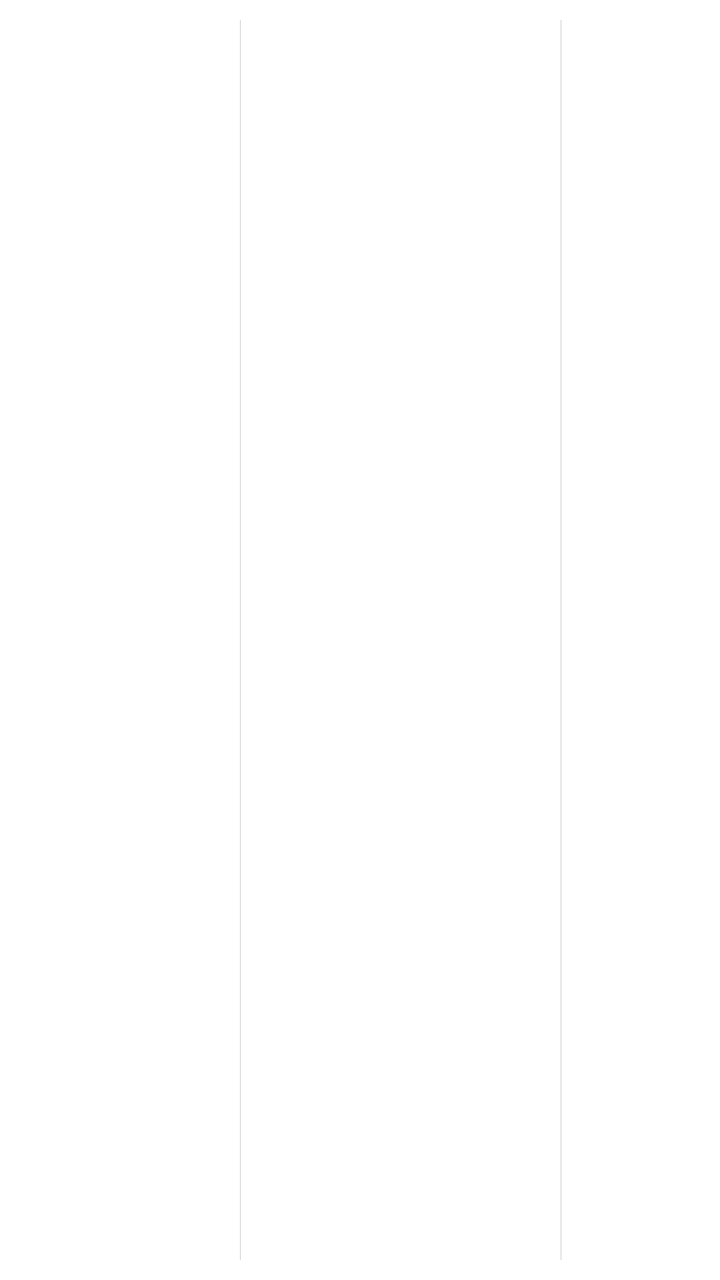
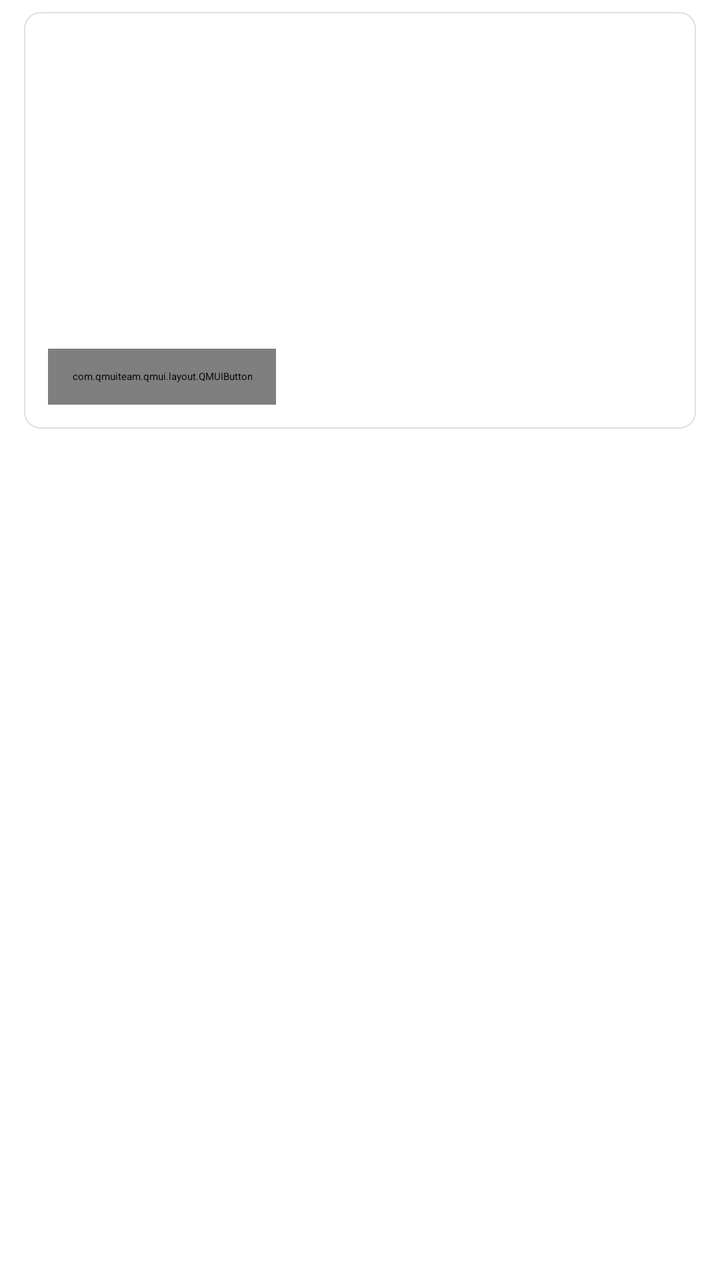

The first picture is an Android layout as it rendered before a commit; the second is the same layout after the commit. The layout source and the unified diff follow.
<!-- AndroidManifest.xml: application theme AppTheme -->
<!-- res/layout/inventory_stats_item.xml -->
<?xml version="1.0" encoding="utf-8"?>
<LinearLayout xmlns:android="http://schemas.android.com/apk/res/android"
    android:layout_width="490dp"
    android:layout_height="wrap_content"
    android:orientation="horizontal"
    android:padding="10dp">

    <TextView
        android:id="@+id/tvASSETSNAME"
        android:layout_width="110dp"
        android:layout_height="wrap_content"
        android:layout_gravity="center_vertical"
        android:ellipsize="end"
        android:singleLine="true"
        android:textColor="@color/colorText"
        android:textSize="15sp" />

    <View
        android:layout_width="1px"
        android:layout_height="match_parent"
        android:layout_gravity="center_vertical"
        android:background="@color/colorDark" />

    <TextView
        android:id="@+id/tvBARCODEID"
        android:layout_width="160dp"
        android:layout_height="wrap_content"
        android:layout_gravity="center_vertical"
        android:ellipsize="middle"
        android:gravity="center"
        android:singleLine="true"
        android:textColor="@color/colorText"
        android:textSize="15sp" />

    <View
        android:layout_width="1px"
        android:layout_height="match_parent"
        android:layout_gravity="center_vertical"
        android:background="@color/colorDark" />

    <TextView
        android:id="@+id/tvPDZT"
        android:layout_width="100dp"
        android:layout_height="wrap_content"
        android:layout_gravity="center_vertical"
        android:gravity="center"
        android:textColor="@color/colorText"
        android:textSize="15sp" />

    <View
        android:layout_width="1px"
        android:layout_height="match_parent"
        android:layout_gravity="center_vertical"
        android:background="@color/colorDark" />

    <TextView
        android:id="@+id/tvZT"
        android:layout_width="100dp"
        android:layout_height="wrap_content"
        android:layout_gravity="center_vertical"
        android:gravity="center"
        android:textColor="@color/colorText"
        android:textSize="15sp" />
</LinearLayout>
<!-- resources referenced by this layout -->
<resources>
  <color name="colorDark">#CCCCCC</color>
  <color name="colorText">#142635</color>
  <style name="AppTheme" parent="QMUI.Compat.NoActionBar">
          <item name="android:windowNoTitle">true</item>
          <item name="android:windowFullscreen">true</item>
          
          
          
          
          
          <item name="android:textAppearanceListItemSmall">@style/QDTextAppearanceListItemSmall</item>
          <item name="android:textAppearanceListItem">@style/QDtextAppearanceListItem</item>
          <item name="android:listPreferredItemHeight">?attr/qmui_list_item_height_higher</item>
          <item name="android:listPreferredItemHeightSmall">?attr/qmui_list_item_height</item>
  
          
          <item name="qmui_config_color_blue">@color/app_color_blue</item>
          <item name="qmui_round_btn_bg_color">@color/s_btn_blue_bg</item>
          <item name="qmui_round_btn_border_color">@color/s_btn_blue_border</item>
          <item name="qmui_round_btn_text_color">@color/s_btn_blue_text</item>
          <item name="qmui_content_spacing_horizontal">20dp</item>
          <item name="qmui_content_padding_horizontal">@dimen/qmui_content_spacing_horizontal</item>
  
          <item name="QMUITopBarStyle">@style/QDTopBar</item>
  
          
          <item name="app_primary_color">?attr/qmui_config_color_blue</item>
          <item name="app_content_bg_color">@color/qmui_config_color_white</item>
  
      </style>
  <style name="QDTextAppearanceListItemSmall">
          <item name="android:textColor">?attr/qmui_config_color_gray_4</item>
          <item name="android:textSize">16sp</item>
          <item name="android:background">?attr/qmui_s_list_item_bg_with_border_bottom_inset_left
          </item>
      </style>
  <style name="QDtextAppearanceListItem">
          <item name="android:textColor">?attr/qmui_config_color_black</item>
          <item name="android:textSize">18sp</item>
          <item name="android:background">?attr/qmui_s_list_item_bg_with_border_bottom_inset_left
          </item>
      </style>
  <color name="app_color_blue">#2196F3</color>
  <style name="QDTopBar" parent="QMUI.TopBar">
          <item name="qmui_topbar_bg_color">?attr/app_primary_color</item>
          <item name="qmui_topbar_title_color">@color/qmui_config_color_white</item>
          <item name="qmui_topbar_subtitle_color">@color/qmui_config_color_white</item>
          <item name="qmui_topbar_text_btn_color_state_list">@color/s_topbar_btn_color</item>
          <item name="qmui_topbar_height">48dp</item>
          <item name="qmui_topbar_image_btn_height">48dp</item>
      </style>
</resources>

<!-- the commit's change to res/layout/inventory_stats_item.xml (unified diff, before → after) -->
@@ -1,64 +1,124 @@
 <?xml version="1.0" encoding="utf-8"?>
-<LinearLayout xmlns:android="http://schemas.android.com/apk/res/android"
-    android:layout_width="490dp"
+<FrameLayout xmlns:android="http://schemas.android.com/apk/res/android"
+    android:layout_width="match_parent"
     android:layout_height="wrap_content"
-    android:orientation="horizontal"
-    android:padding="10dp">
+    android:descendantFocusability="blocksDescendants"
+    android:paddingStart="12dp"
+    android:paddingTop="6dp"
+    android:paddingEnd="12dp"
+    android:paddingBottom="6dp">
 
-    <TextView
-        android:id="@+id/tvASSETSNAME"
-        android:layout_width="110dp"
+    <LinearLayout
+        android:layout_width="match_parent"
         android:layout_height="wrap_content"
-        android:layout_gravity="center_vertical"
-        android:ellipsize="end"
-        android:singleLine="true"
-        android:textColor="@color/colorText"
-        android:textSize="15sp" />
+        android:background="@drawable/bg_card_white"
+        android:orientation="vertical"
+        android:padding="12dp">
 
-    <View
-        android:layout_width="1px"
-        android:layout_height="match_parent"
-        android:layout_gravity="center_vertical"
-        android:background="@color/colorDark" />
+        <TextView
+            android:id="@+id/tvASSETSNAME"
+            android:layout_width="match_parent"
+            android:layout_height="wrap_content"
+            android:ellipsize="end"
+            android:singleLine="true"
+            android:textColor="#333333"
+            android:textSize="15sp"
+            android:textStyle="bold" />
 
-    <TextView
-        android:id="@+id/tvBARCODEID"
-        android:layout_width="160dp"
-        android:layout_height="wrap_content"
-        android:layout_gravity="center_vertical"
-        android:ellipsize="middle"
-        android:gravity="center"
-        android:singleLine="true"
-        android:textColor="@color/colorText"
-        android:textSize="15sp" />
+        <TextView
+            android:id="@+id/tvBARCODEID"
+            android:layout_width="match_parent"
+            android:layout_height="wrap_content"
+            android:layout_marginTop="2dp"
+            android:ellipsize="middle"
+            android:singleLine="true"
+            android:textColor="#666666"
+            android:textSize="13sp" />
 
-    <View
-        android:layout_width="1px"
-        android:layout_height="match_parent"
-        android:layout_gravity="center_vertical"
-        android:background="@color/colorDark" />
 
-    <TextView
-        android:id="@+id/tvPDZT"
-        android:layout_width="100dp"
-        android:layout_height="wrap_content"
-        android:layout_gravity="center_vertical"
-        android:gravity="center"
-        android:textColor="@color/colorText"
-        android:textSize="15sp" />
 
-    <View
-        android:layout_width="1px"
-        android:layout_height="match_parent"
-        android:layout_gravity="center_vertical"
-        android:background="@color/colorDark" />
 
-    <TextView
-        android:id="@+id/tvZT"
-        android:layout_width="100dp"
-        android:layout_height="wrap_content"
-        android:layout_gravity="center_vertical"
-        android:gravity="center"
-        android:textColor="@color/colorText"
-        android:textSize="15sp" />
-</LinearLayout>
+        <TextView
+            android:id="@+id/tvASSETSDEPT"
+            android:layout_width="match_parent"
+            android:layout_height="wrap_content"
+            android:layout_marginTop="4dp"
+            android:ellipsize="end"
+            android:singleLine="true"
+            android:textColor="#666666"
+            android:textSize="13sp" />
+
+        <TextView
+            android:id="@+id/tvGROUNDMANAGEDEPT"
+            android:layout_width="match_parent"
+            android:layout_height="wrap_content"
+            android:layout_marginTop="4dp"
+            android:ellipsize="end"
+            android:singleLine="true"
+            android:textColor="#666666"
+            android:textSize="13sp" />
+
+        <TextView
+            android:id="@+id/tvASSETSLAYADD"
+            android:layout_width="match_parent"
+            android:layout_height="wrap_content"
+            android:layout_marginTop="4dp"
+            android:ellipsize="end"
+            android:lineSpacingExtra="2dp"
+            android:maxLines="2"
+            android:textColor="#666666"
+            android:textSize="13sp" />
+
+        <TextView
+                android:id="@+id/tvISPRINTBARCODE"
+                android:layout_width="match_parent"
+                android:layout_height="wrap_content"
+                android:layout_marginTop="4dp"
+                android:ellipsize="end"
+                android:singleLine="true"
+                android:textColor="#666666"
+                android:textSize="13sp" />
+
+
+        <LinearLayout
+                android:layout_width="match_parent"
+                android:layout_height="wrap_content"
+                android:layout_marginTop="4dp"
+                android:orientation="horizontal">
+            <TextView
+                    android:id="@+id/tvPDZT"
+                    android:layout_width="0dp"
+                    android:layout_height="wrap_content"
+                    android:layout_weight="1"
+                    android:ellipsize="end"
+                    android:singleLine="true"
+                    android:textColor="#666666"
+                    android:textSize="13sp" />
+
+            <TextView
+                    android:id="@+id/tvZT"
+                    android:layout_width="0dp"
+                    android:layout_height="wrap_content"
+                    android:layout_marginStart="8dp"
+                    android:layout_weight="1"
+                    android:ellipsize="end"
+                    android:singleLine="true"
+                    android:textColor="#666666"
+                    android:textSize="13sp" />
+        </LinearLayout>
+
+        <com.qmuiteam.qmui.layout.QMUIButton
+                android:id="@+id/btnMarkReprint"
+                android:layout_width="wrap_content"
+                android:layout_height="28dp"
+                android:layout_marginTop="8dp"
+                android:background="@drawable/bg_rounded_button"
+                android:minWidth="0dp"
+                android:minHeight="0dp"
+                android:paddingStart="12dp"
+                android:paddingEnd="12dp"
+                android:text="标记补打"
+                android:textColor="#FFFFFF"
+                android:textSize="13sp" />
+    </LinearLayout>
+</FrameLayout>
<!-- resource entries referenced after the edit -->
@@ -1,7 +1,22 @@
 <!-- resources referenced by this layout -->
 <resources>
-  <color name="colorDark">#CCCCCC</color>
-  <color name="colorText">#142635</color>
+  <!-- drawable bg_card_white (drawable) -->
+  <?xml version="1.0" encoding="utf-8"?>
+  <shape xmlns:android="http://schemas.android.com/apk/res/android"
+         android:shape="rectangle">
+      <solid android:color="#FFFFFF" />
+      <corners android:radius="8dp" />
+      <stroke
+              android:width="0.5dp"
+              android:color="#E0E0E0" />
+  </shape>
+  <!-- drawable bg_rounded_button (drawable) -->
+  <?xml version="1.0" encoding="utf-8"?>
+  <shape xmlns:android="http://schemas.android.com/apk/res/android"
+         android:shape="rectangle">
+      <solid android:color="@color/primary_color" />
+      <corners android:radius="10dp" />
+  </shape>
   <style name="AppTheme" parent="QMUI.Compat.NoActionBar">
           <item name="android:windowNoTitle">true</item>
           <item name="android:windowFullscreen">true</item>
@@ -23,6 +38,9 @@
           <item name="qmui_content_spacing_horizontal">20dp</item>
           <item name="qmui_content_padding_horizontal">@dimen/qmui_content_spacing_horizontal</item>
   
+          
+          <item name="alertDialogTheme">@style/AppAlertDialogTheme</item>
+  
           <item name="QMUITopBarStyle">@style/QDTopBar</item>
   
           
@@ -30,6 +48,7 @@
           <item name="app_content_bg_color">@color/qmui_config_color_white</item>
   
       </style>
+  <color name="primary_color">#2196F3</color>
   <style name="QDTextAppearanceListItemSmall">
           <item name="android:textColor">?attr/qmui_config_color_gray_4</item>
           <item name="android:textSize">16sp</item>
@@ -43,6 +62,9 @@
           </item>
       </style>
   <color name="app_color_blue">#2196F3</color>
+  <style name="AppAlertDialogTheme" parent="Theme.AppCompat.Dialog.Alert">
+          <item name="android:windowBackground">@drawable/bg_dialog_round_white</item>
+      </style>
   <style name="QDTopBar" parent="QMUI.TopBar">
           <item name="qmui_topbar_bg_color">?attr/app_primary_color</item>
           <item name="qmui_topbar_title_color">@color/qmui_config_color_white</item>
@@ -51,5 +73,13 @@
           <item name="qmui_topbar_height">48dp</item>
           <item name="qmui_topbar_image_btn_height">48dp</item>
       </style>
+  <!-- drawable bg_dialog_round_white (drawable) -->
+  <?xml version="1.0" encoding="utf-8"?>
+  <shape xmlns:android="http://schemas.android.com/apk/res/android"
+         android:shape="rectangle">
+      <solid android:color="#FFFFFF" />
+      <corners android:radius="@dimen/qmui_dialog_radius" />
+  </shape>
+  <dimen name="qmui_dialog_radius">8dp</dimen>
 </resources>
 
